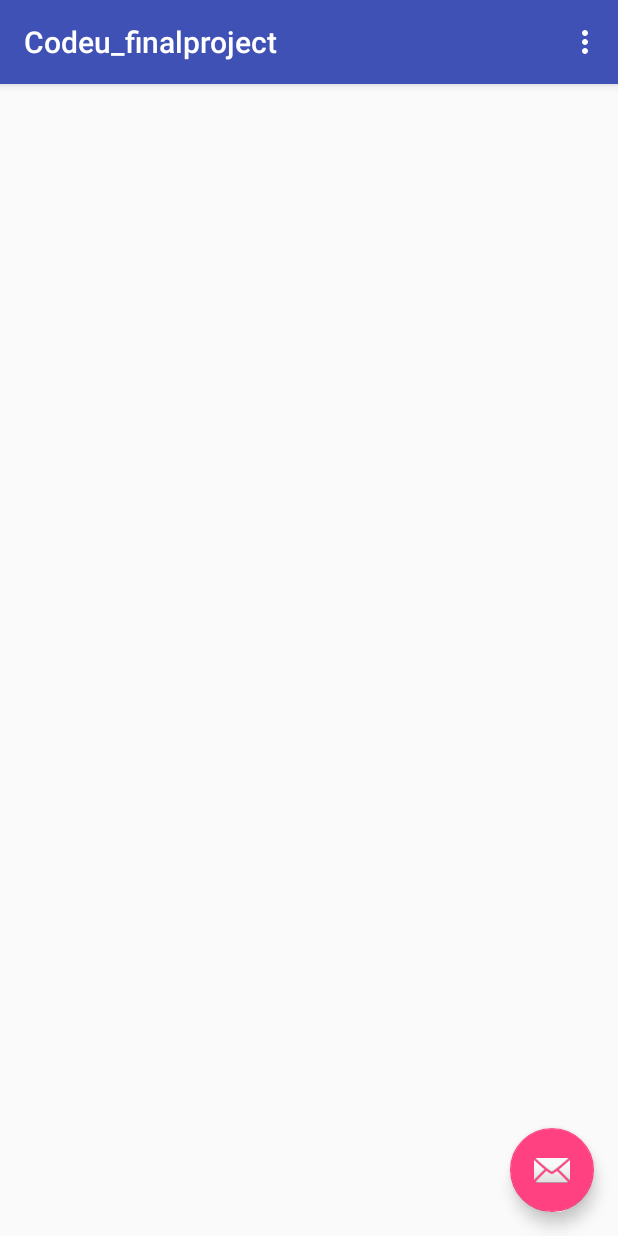
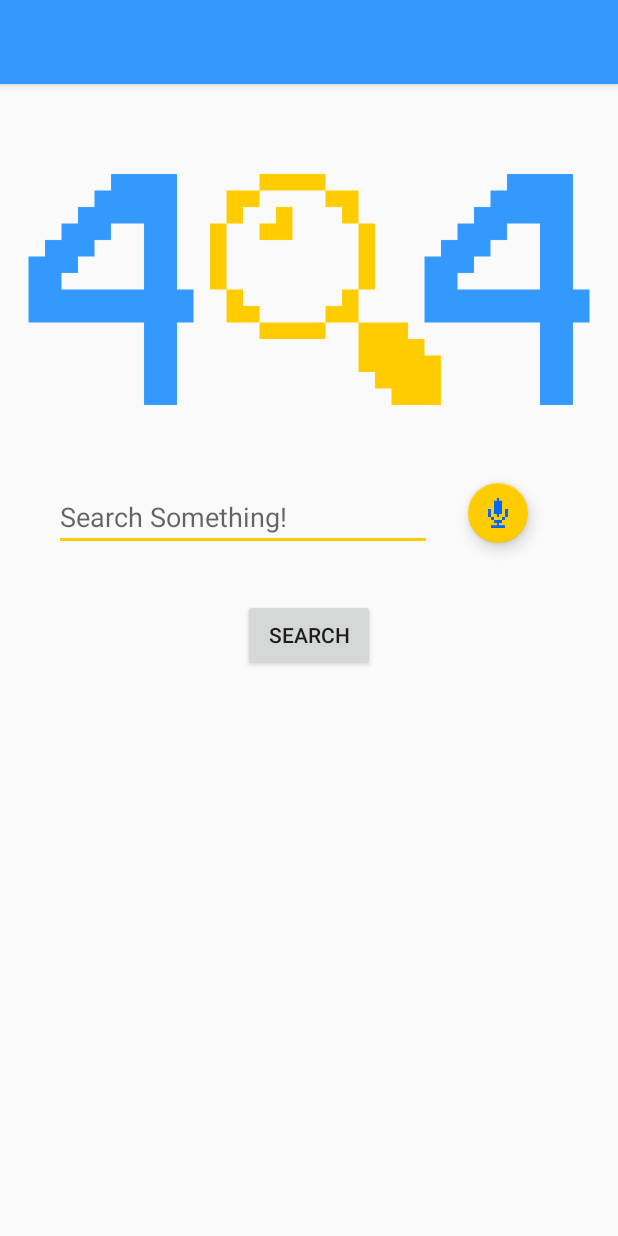
Before and after one commit to pjconde/codeu-finalproject, an Android app: the screen it shows after launch (MainActivity), on a phone screen of 412 x 824 dp. Run offline under Robolectric (Android 15) with nearby library versions, the light colour scheme and no system bars; our stand-ins replace Firebase (no records; nobody signed in at launch, a user with empty details on screens opened directly); libraries missing offline, so code that uses them is left out: android.support.constraint, com.microsoft.bing, com.microsoft.projectoxford.

Commit message:
Changes to layout and theme
Changed some of the layout and added a logo. Searching for more than
one word is still under way

```diff
--- a/Codeu_finalproject/app/src/main/AndroidManifest.xml
+++ b/Codeu_finalproject/app/src/main/AndroidManifest.xml
@@ -8,8 +8,8 @@
 
     <application
         android:allowBackup="true"
-        android:icon="@mipmap/ic_launcher"
-        android:label="404 Searching"
+        android:icon="@drawable/logo"
+        android:label="@string/app_name"
         android:supportsRtl="true"
         android:theme="@style/AppTheme">
         <activity
--- a/Codeu_finalproject/app/src/main/java/com/a2016/codeu/codeu_finalproject/controllers/MainActivity.java
+++ b/Codeu_finalproject/app/src/main/java/com/a2016/codeu/codeu_finalproject/controllers/MainActivity.java
@@ -10,9 +10,8 @@ import android.support.design.widget.Snackbar;
 import android.support.v7.app.AppCompatActivity;
 import android.support.v7.widget.Toolbar;
 import android.text.TextUtils;
+import android.util.Log;
 import android.view.View;
-import android.view.Menu;
-import android.view.MenuItem;
 import android.view.View.OnClickListener;
 import android.widget.EditText;
 import android.widget.Button;
@@ -45,23 +44,21 @@ import redis.clients.jedis.Jedis;
 public class MainActivity extends AppCompatActivity implements ISpeechRecognitionServerEvents {
 
     private ResultsDB db;
-    private Button _micButton;
+    private FloatingActionButton _micButton;
     private MicrophoneRecognitionClient micClient = null;
     private FinalResponseStatus finalResponseStatus = FinalResponseStatus.NotReceived;
 
     @Override
     protected void onCreate(Bundle savedInstanceState) {
+
         super.onCreate(savedInstanceState);
+        setContentView(R.layout.activity_main);
 
         // Populates firebase DB with pages
-        // String[] toBeLoaded = populateLinks();
-        // new RetrieveWiki().execute(toBeLoaded);
+//        String[] toBeLoaded = populateLinks();
+//        new RetrieveWiki().execute(toBeLoaded);
 
-        setContentView(R.layout.activity_main);
-        Toolbar toolbar = (Toolbar) findViewById(R.id.toolbar);
-        setSupportActionBar(toolbar);
-
-        this._micButton = (Button) findViewById(R.id.microphone);
+        this._micButton = (FloatingActionButton) findViewById(R.id.microphone);
 
         this._micButton.setOnClickListener(new OnClickListener() {
             @Override
@@ -131,39 +128,15 @@ public class MainActivity extends AppCompatActivity implements ISpeechRecognitio
         boolean searchEmpty = TextUtils.isEmpty(searchBox.getText().toString());
         if (!searchEmpty) {
             // If the search box is not empty we retrieve the string
-            String searchWord = searchBox.getText().toString();
-//            Query search = WikiSearch.search(searchWord, db);
-//            WikiSearch queryPass = new WikiSearch(search);
+            String searchWord = searchBox.getText().toString().trim();
 
-//            System.out.println(search.toString());
+            String[] allWords = searchWord.split("\\s+");
 
             Intent intent = new Intent(this, ResultsActivity.class);
-            intent.putExtra("searched", searchWord);
+            intent.putExtra("searched", allWords);
             startActivity(intent);
         }
-
-    }
-
-    @Override
-    public boolean onCreateOptionsMenu(Menu menu) {
-        // Inflate the menu; this adds items to the action bar if it is present.
-        getMenuInflater().inflate(R.menu.menu_main, menu);
-        return true;
-    }
-
-    @Override
-    public boolean onOptionsItemSelected(MenuItem item) {
-        // Handle action bar item clicks here. The action bar will
-        // automatically handle clicks on the Home/Up button, so long
-        // as you specify a parent activity in AndroidManifest.xml.
-        int id = item.getItemId();
-
-        //noinspection SimplifiableIfStatement
-        if (id == R.id.action_settings) {
-            return true;
-        }
-
-        return super.onOptionsItemSelected(item);
+        Log.d("Empty", "box is empty");
     }
 
     // TODO figure out how to add more links without hardcoding page URL
--- a/Codeu_finalproject/app/src/main/java/com/a2016/codeu/codeu_finalproject/models/SearchResult.java
+++ b/Codeu_finalproject/app/src/main/java/com/a2016/codeu/codeu_finalproject/models/SearchResult.java
@@ -56,4 +56,9 @@ public class SearchResult {
         return result;
     }
 
+    @Override
+    public String toString() {
+        return String.format("%s with rel of %d", url, rel);
+    }
+
 }
--- a/Codeu_finalproject/app/src/main/res/layout/activity_main.xml
+++ b/Codeu_finalproject/app/src/main/res/layout/activity_main.xml
@@ -21,15 +21,6 @@
 
     </android.support.design.widget.AppBarLayout>
 
-    <android.support.design.widget.FloatingActionButton
-        android:id="@+id/fab"
-        android:layout_width="wrap_content"
-        android:layout_height="wrap_content"
-        android:layout_gravity="bottom|end"
-        android:layout_margin="@dimen/fab_margin"
-        app:srcCompat="@android:drawable/ic_dialog_email" />
-
-    <include layout="@layout/content_main"
-        android:id="@+id/include" />
+    <include layout="@layout/content_main" />
 
 </android.support.design.widget.CoordinatorLayout>
--- a/Codeu_finalproject/app/src/main/res/layout/content_main.xml
+++ b/Codeu_finalproject/app/src/main/res/layout/content_main.xml
@@ -9,47 +9,64 @@
     tools:showIn="@layout/activity_main">
 
     <EditText
-        android:layout_width="313dp"
-        android:layout_height="45dp"
+        android:layout_width="252dp"
+        android:layout_height="wrap_content"
         android:inputType="textPersonName"
         android:ems="10"
         android:id="@+id/search_input"
-        android:hint="Search Something!"
-        app:layout_constraintLeft_toLeftOf="@+id/content_main"
-        android:layout_marginStart="16dp"
-        app:layout_constraintTop_toTopOf="@+id/content_main"
+        android:hint="@string/search"
+        android:selectAllOnFocus="true"
+        app:layout_constraintLeft_toLeftOf="@+id/search_button"
+        tools:layout_constraintLeft_creator="1"
+        app:layout_constraintTop_toBottomOf="@+id/imageView2"
         android:layout_marginTop="16dp"
-        app:layout_constraintRight_toRightOf="@+id/content_main"
-        android:layout_marginEnd="16dp"
-        app:layout_constraintBottom_toBottomOf="@+id/search_button" />
+        tools:layout_constraintTop_creator="1"
+        app:layout_constraintRight_toLeftOf="@+id/search_button"
+        tools:layout_constraintRight_creator="1" />
 
     <Button
-        android:text="Search"
+        android:text="@string/search_btn"
         android:layout_width="wrap_content"
         android:layout_height="wrap_content"
         android:id="@+id/search_button"
         android:onClick="onClick"
         app:layout_constraintLeft_toLeftOf="@+id/content_main"
-        android:layout_marginStart="16dp"
+        tools:layout_constraintLeft_creator="1"
+        app:layout_constraintTop_toBottomOf="@+id/search_input"
+        android:layout_marginTop="32dp"
+        tools:layout_constraintTop_creator="1"
+        app:layout_constraintRight_toRightOf="@+id/content_main"
+        tools:layout_constraintRight_creator="1" />
+
+    <ImageView
+        android:layout_width="0dp"
+        android:layout_height="226dp"
+        app:srcCompat="@drawable/search"
+        android:id="@+id/imageView2"
+        android:contentDescription="@string/logo_des"
+        app:layout_constraintLeft_toLeftOf="@+id/content_main"
+        android:layout_marginStart="8dp"
+        tools:layout_constraintLeft_creator="1"
         app:layout_constraintTop_toTopOf="@+id/content_main"
-        android:layout_marginTop="16dp"
+        android:layout_marginTop="80dp"
+        tools:layout_constraintTop_creator="1"
         app:layout_constraintRight_toRightOf="@+id/content_main"
-        android:layout_marginEnd="16dp"
-        app:layout_constraintBottom_toTopOf="@+id/microphone"
-        android:layout_marginBottom="8dp" />
+        android:layout_marginEnd="8dp"
+        tools:layout_constraintRight_creator="1" />
 
-    <Button
-        android:text="Microphone"
+    <android.support.design.widget.FloatingActionButton
         android:layout_width="wrap_content"
         android:layout_height="wrap_content"
+        android:clickable="true"
+        app:fabSize="mini"
+        android:onClick="micOnClick"
+        app:srcCompat="@drawable/mic"
         android:id="@+id/microphone"
-        android:onClick="micOnClick"
-        app:layout_constraintLeft_toLeftOf="@+id/content_main"
-        android:layout_marginStart="16dp"
-        app:layout_constraintTop_toTopOf="@+id/content_main"
+        app:layout_constraintLeft_toRightOf="@+id/search_input"
+        android:layout_marginStart="24dp"
+        tools:layout_constraintLeft_creator="1"
+        app:layout_constraintTop_toBottomOf="@+id/imageView2"
         android:layout_marginTop="16dp"
-        app:layout_constraintRight_toRightOf="@+id/content_main"
-        android:layout_marginEnd="16dp"
-        app:layout_constraintBottom_toBottomOf="@+id/content_main"
-        android:layout_marginBottom="16dp" />
+        tools:layout_constraintTop_creator="1" />
+
 </android.support.constraint.ConstraintLayout>
--- a/Codeu_finalproject/app/src/main/res/values/colors.xml
+++ b/Codeu_finalproject/app/src/main/res/values/colors.xml
@@ -1,6 +1,6 @@
 <?xml version="1.0" encoding="utf-8"?>
 <resources>
-    <color name="colorPrimary">#3F51B5</color>
-    <color name="colorPrimaryDark">#303F9F</color>
-    <color name="colorAccent">#FF4081</color>
+    <color name="colorPrimaryDark">#0066ff</color>
+    <color name="colorPrimary">#3399ff</color>
+    <color name="colorAccent">#ffcc00</color>
 </resources>
--- a/Codeu_finalproject/app/src/main/res/values/strings.xml
+++ b/Codeu_finalproject/app/src/main/res/values/strings.xml
@@ -5,7 +5,11 @@
     <string name="luisAppID">yourLuisAppID</string>
     <string name="luisSubscriptionID">yourLuisSubscriptionID</string>
 
-    <string name="app_name">Codeu_finalproject</string>
+    <string name="app_name">404 Search</string>
     <string name="action_settings">Settings</string>
+    <string name="search">Search Something!</string>
+    <string name="search_btn">Search</string>
+    <string name="logo_des">In app logo</string>
     <string name="title_activity_results">ResultsActivity</string>
+
 </resources>
```
Also changed, not shown: Codeu_finalproject/app/src/main/java/com/a2016/codeu/codeu_finalproject/controllers/ResultsActivity.java (+22 -9 lines), Codeu_finalproject/app/src/main/java/com/a2016/codeu/codeu_finalproject/models/ResultsDB.java (+58 -2 lines), Codeu_finalproject/app/src/main/res/layout/activity_results.xml (+1 -8 lines), Codeu_finalproject/app/src/main/res/layout/content_results.xml (+15 -0 lines), Codeu_finalproject/app/src/main/res/drawable/logo.png (added), Codeu_finalproject/app/src/main/res/drawable/mic.png (added), Codeu_finalproject/app/src/main/res/drawable/search.png (added).
